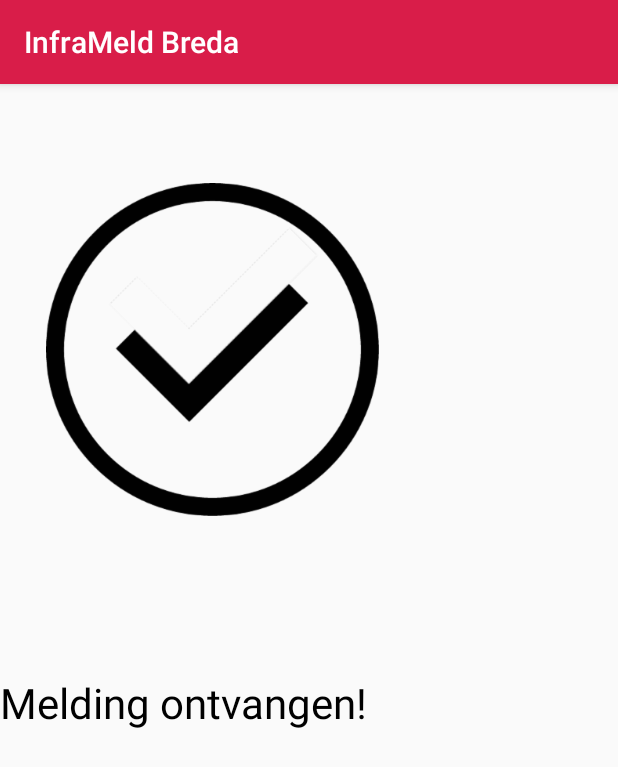
After one commit to mamjong/projectbreda, an Android app: the ReportReceivedActivity screen opened directly, with no data from a screen before it, on a phone screen of 412 x 824 dp. The commit adds this screen. Shown: the top 767 px of the screen. Run offline under Robolectric (Android 15) with nearby library versions, the phone set to English and light mode, and no system bars.

Commit message:
Uncommented check data.xml, new reportreceived activity class (credits to Cas)

```diff
--- /dev/null
+++ b/app/src/main/java/nl/gemeente/breda/bredaapp/ReportReceivedActivity.java
@@ -0,0 +1,13 @@
+package nl.gemeente.breda.bredaapp;
+
+import android.support.v7.app.AppCompatActivity;
+import android.os.Bundle;
+
+public class ReportReceivedActivity extends AppCompatActivity {
+
+    @Override
+    protected void onCreate(Bundle savedInstanceState) {
+        super.onCreate(savedInstanceState);
+        setContentView(R.layout.activity_report_received);
+    }
+}
--- /dev/null
+++ b/app/src/main/res/layout/activity_report_received.xml
@@ -0,0 +1,32 @@
+<?xml version="1.0" encoding="utf-8"?>
+<android.support.constraint.ConstraintLayout xmlns:android="http://schemas.android.com/apk/res/android"
+    xmlns:app="http://schemas.android.com/apk/res-auto"
+    xmlns:tools="http://schemas.android.com/tools"
+    android:layout_width="match_parent"
+    android:layout_height="match_parent"
+    tools:context="nl.gemeente.breda.bredaapp.ReportReceivedActivity">
+
+    <ImageView
+        android:id="@+id/imageView"
+        android:layout_width="wrap_content"
+        android:layout_height="222dp"
+        android:layout_marginTop="66dp"
+        app:layout_constraintTop_toTopOf="parent"
+        app:srcCompat="@drawable/checkmark_app"
+        tools:layout_editor_absoluteX="38dp" />
+
+    <TextView
+        android:id="@+id/ReportReceivedActivity_tv_ReceivedText"
+        android:layout_width="wrap_content"
+        android:layout_height="wrap_content"
+        android:layout_marginBottom="8dp"
+        android:layout_marginTop="8dp"
+        android:text="@string/ReportReceivedActivity_tv_ReceivedText"
+        android:textColor="@android:color/black"
+        android:textSize="28sp"
+        app:layout_constraintBottom_toBottomOf="parent"
+        app:layout_constraintTop_toBottomOf="@+id/imageView"
+        app:layout_constraintVertical_bias="0.229"
+        tools:layout_editor_absoluteX="57dp" />
+
+</android.support.constraint.ConstraintLayout>
--- a/app/src/main/res/values/strings.xml
+++ b/app/src/main/res/values/strings.xml
@@ -56,6 +56,8 @@
     <string name="AddEmailActivity_cb_termsAccepted">Ik accepteer de algemene voorwaarden</string>
     <string name="AddEmailActivity_bt_emailConfirmButton">E-mail bevestigen</string>
 
+    <string name="ReportReceivedActivity_tv_ReceivedText">Melding ontvangen!</string>
+
 
     <string name="button_create_report">Melding aanmaken</string>
     <string name="homescreen_left_tab">Kaart</string>
```
Also changed, not shown: app/src/main/AndroidManifest.xml (+4 -5 lines), app/src/main/res/layout/activity_check_data.xml (+42 -42 lines), app/src/main/res/drawable-hdpi/checkmark_app.png (added), app/src/main/res/drawable-mdpi/checkmark_app.png (added), app/src/main/res/drawable-xhdpi/checkmark_app.png (added), app/src/main/res/drawable-xxhdpi/checkmark_app.png (added), app/src/main/res/drawable-xxxhdpi/checkmark_app.png (added).
